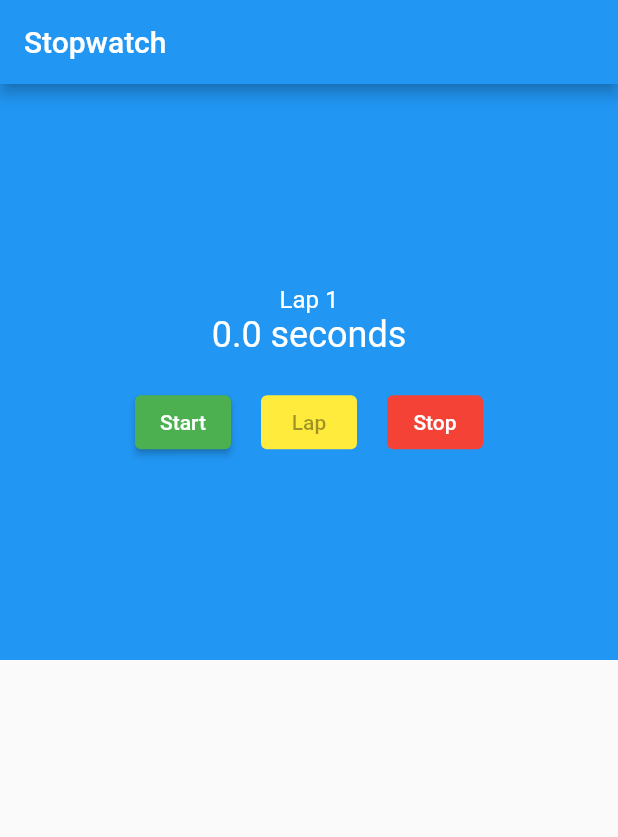
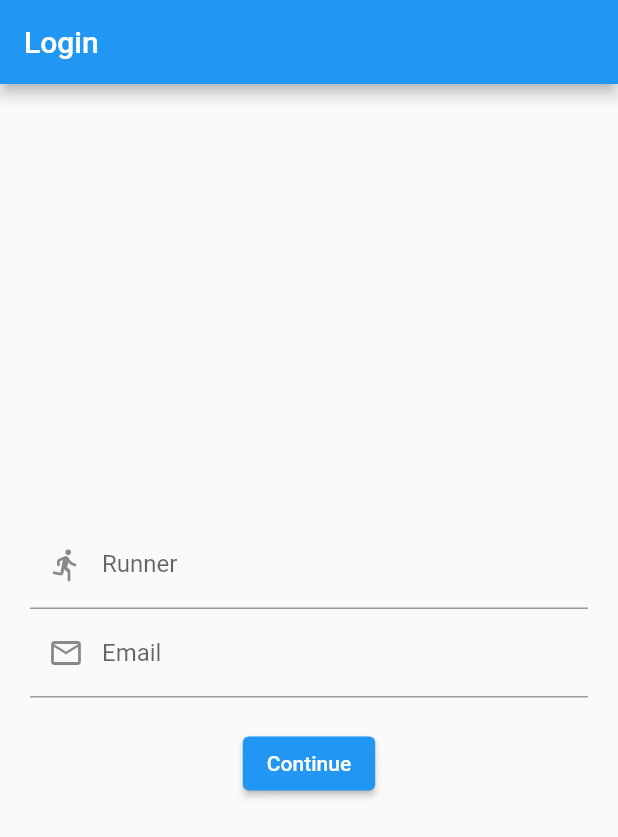
Before and after one commit to co360/flutter-cookbook, a Flutter app: the screen it shows after launch, on a phone screen of 412 x 824 dp. Shown: the top 837 px of the screen. Run offline on Flutter 3.47's test engine with Material 2 defaults, Android fonts, the phone set to English and light mode, and no system bars; our stand-ins replace google_fonts.

Commit message:
create simple login screen with text form

```diff
--- /dev/null
+++ b/05-adding-interactivity/stopwatch/lib/login_screen.dart
@@ -0,0 +1,108 @@
+import 'package:flutter/material.dart';
+
+class LoginScreen extends StatefulWidget {
+  const LoginScreen({Key? key}) : super(key: key);
+
+  @override
+  _LoginScreenState createState() => _LoginScreenState();
+}
+
+class _LoginScreenState extends State<LoginScreen> {
+  bool loggedIn = false;
+  String? name;
+
+  final _nameController = TextEditingController();
+  final _emailController = TextEditingController();
+  final _formKey = GlobalKey<FormState>();
+
+  @override
+  Widget build(BuildContext context) {
+    return Scaffold(
+      appBar: AppBar(
+        title: Text('Login'),
+      ),
+      body: Center(
+        child: loggedIn ? _buildSuccess() : _buildLoginForm(),
+      ),
+    );
+  }
+
+  Widget _buildLoginForm() {
+    return Form(
+      key: _formKey,
+      child: Padding(
+        padding: const EdgeInsets.all(20.0),
+        child: Column(
+          mainAxisAlignment: MainAxisAlignment.center,
+          children: <Widget>[
+            TextFormField(
+              controller: _nameController,
+              decoration: InputDecoration(
+                labelText: 'Runner',
+                prefixIcon: Icon(Icons.directions_run_rounded),
+              ),
+              validator: (text) =>
+                  text!.isEmpty ? 'Enter the runner\'s name.' : null,
+            ),
+            TextFormField(
+              controller: _emailController,
+              keyboardType: TextInputType.emailAddress,
+              decoration: InputDecoration(
+                labelText: 'Email',
+                prefixIcon: Icon(Icons.email_outlined),
+              ),
+              validator: (text) {
+                if (text!.isEmpty) {
+                  return 'Enter the runner \'s email.';
+                }
+
+                final regex = RegExp('[^@]+@[^\.]+\..+');
+                if (!regex.hasMatch(text)) {
+                  return 'Enter a valid email.';
+                }
+
+                return null;
+              },
+            ),
+            SizedBox(
+              height: 20,
+            ),
+            ElevatedButton(
+              onPressed: _validate,
+              child: Text('Continue'),
+            ),
+          ],
+        ),
+      ),
+    );
+  }
+
+  Widget _buildSuccess() {
+    return Column(
+      mainAxisAlignment: MainAxisAlignment.center,
+      children: <Widget>[
+        Icon(
+          Icons.check,
+          color: Colors.orangeAccent,
+          size: 50.0,
+        ),
+        Text(
+          'Hi $name',
+          style: TextStyle(fontSize: 20),
+        ),
+      ],
+    );
+  }
+
+  void _validate() {
+    final form = _formKey.currentState;
+    if (!form!.validate()) {
+      return;
+    }
+
+    setState(() {
+      loggedIn = true;
+      name = _nameController.text;
+    });
+  }
+}
--- a/05-adding-interactivity/stopwatch/lib/main.dart
+++ b/05-adding-interactivity/stopwatch/lib/main.dart
@@ -1,5 +1,7 @@
 import 'package:flutter/material.dart';
 import 'package:stopwatch/stopwatch.dart';
+
+import 'login_screen.dart';
 
 void main() => runApp(StopwatchApp());
 
@@ -9,7 +11,7 @@ class StopwatchApp extends StatelessWidget {
   @override
   Widget build(BuildContext context) {
     return MaterialApp(
-      home: StopWatch(),
+      home: LoginScreen(),
     );
   }
 }
```
